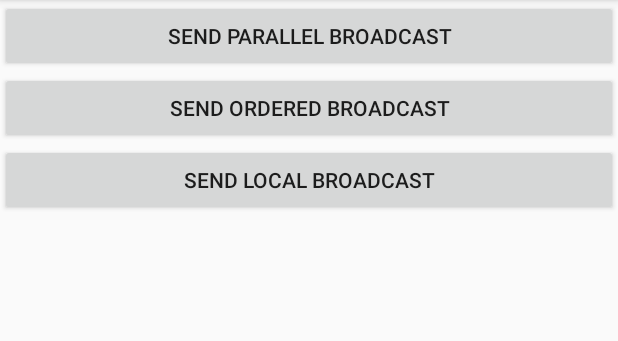
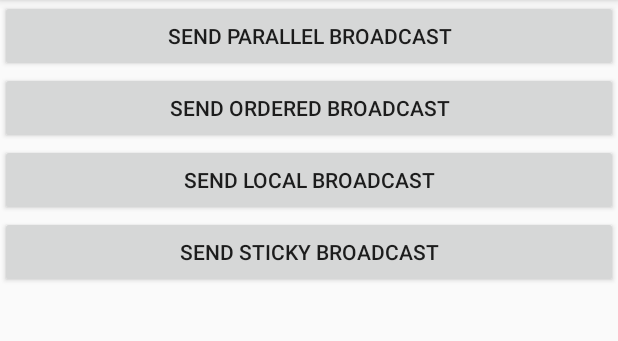
Before and after one commit to xuwanjin/BroadcastDemo, an Android app: the screen it shows after launch (BroadcastDemoActivity), on a phone screen of 412 x 824 dp, the part 84-425 px from its top. Run offline under Robolectric (Android 15) with nearby library versions, the phone set to English and light mode, and no system bars.

Commit message:
add sticky broadcast
Signed-off-by: xuwanjin <xuwanjin1991@Gmail.com>

```diff
--- a/BroadcastDemo/app/src/main/java/com/example/xuwanjin/broadcastdemo/BroadcastDemoActivity.java
+++ b/BroadcastDemo/app/src/main/java/com/example/xuwanjin/broadcastdemo/BroadcastDemoActivity.java
@@ -14,12 +14,14 @@ import android.widget.Toast;
 import static com.example.xuwanjin.broadcastdemo.BroadcastDemoConstants.LOCAL_BROADCAST;
 import static com.example.xuwanjin.broadcastdemo.BroadcastDemoConstants.ORDERED_BROADCAST;
 import static com.example.xuwanjin.broadcastdemo.BroadcastDemoConstants.PARALLEL_BROADCAST;
+import static com.example.xuwanjin.broadcastdemo.BroadcastDemoConstants.STICKY_BROADCAST;
 
 public class BroadcastDemoActivity extends AppCompatActivity {
 
     Button sendParallelBroadcast = null;
     Button sendOrderedBroadcast = null;
     Button sendLocalBroadcast = null;
+    Button sendStickyBroadcast = null;
     LocalBroadcastManager localBroadcastManager = null;
     BroadcastReceiver localBroadcastReceiver = null;
 
@@ -58,6 +60,15 @@ public class BroadcastDemoActivity extends AppCompatActivity {
             }
         });
 
+        sendStickyBroadcast = (Button) findViewById(R.id.send_sticky_broadcast);
+        sendStickyBroadcast.setOnClickListener(new View.OnClickListener() {
+            @Override
+            public void onClick(View v) {
+                Intent stickyBroadcastIntent = new Intent();
+                stickyBroadcastIntent.setAction(STICKY_BROADCAST);
+                sendStickyBroadcast(stickyBroadcastIntent);
+            }
+        });
     }
 
     public void localBroadcastReceiverRegister() {
--- a/BroadcastDemo/app/src/main/java/com/example/xuwanjin/broadcastdemo/BroadcastDemoConstants.java
+++ b/BroadcastDemo/app/src/main/java/com/example/xuwanjin/broadcastdemo/BroadcastDemoConstants.java
@@ -11,6 +11,7 @@ public class BroadcastDemoConstants {
     public static final String PARALLEL_BROADCAST = "com.example.xuwanjin.broadcastdemo.parallelbroadcast";
     public static final String ORDERED_BROADCAST = "com.example.xuwanjin.broadcastdemo.orderedbroadcast";
     public static final String LOCAL_BROADCAST = "com.example.xuwanjin.broadcastdemo.localbroadcast";
+    public static final String STICKY_BROADCAST = "com.example.xuwanjin.broadcastdemo.stickybroadcast";
 
     public static String getBroadcastType(Context context, int resId){
         return context.getResources().getString(resId).trim();
--- a/BroadcastDemo/app/src/main/res/layout/activity_main.xml
+++ b/BroadcastDemo/app/src/main/res/layout/activity_main.xml
@@ -28,6 +28,13 @@
             android:id="@+id/local_broadcast"
             android:text="@string/send_local_broadcast"
             />
+
+        <Button
+            android:layout_width="match_parent"
+            android:layout_height="wrap_content"
+            android:id="@+id/send_sticky_broadcast"
+            android:text="@string/send_sticky_broadcast"
+            />
     </LinearLayout>
 
 </android.support.constraint.ConstraintLayout>
--- a/BroadcastDemo/app/src/main/res/values/strings.xml
+++ b/BroadcastDemo/app/src/main/res/values/strings.xml
@@ -3,6 +3,7 @@
     <string name="send_parallel_broadcast_intent">Send Parallel Broadcast</string>
     <string name="send_ordered_broadcast">Send Ordered Broadcast</string>
     <string name="send_local_broadcast">Send Local Broadcast</string>
+    <string name="send_sticky_broadcast">Send Sticky Broadcast</string>
     <string name="parallel_broadcast">com.example.xuwanjin.broadcastdemo.parallelbroadcast</string>
     <string name="ordered_broadcast">com.example.xuwanjin.broadcastdemo.orderedbroadcast</string>
 </resources>
```
Also changed, not shown: BroadcastDemo/app/src/main/AndroidManifest.xml (+9 -0 lines), BroadcastDemo/app/src/main/java/com/example/xuwanjin/broadcastdemo/StickyBroadcastReceiver.java (added, +19 -0 lines).
